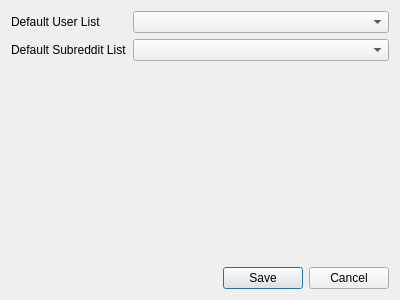
Before: the Qt Designer form settings.ui in NSchrading/redditDataExtractor, drawn with Qt 5.
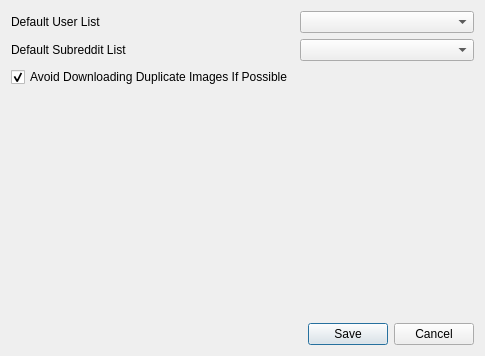
After: the same form once the commit is applied.

```diff
--- a/settings.ui
+++ b/settings.ui
@@ -6,8 +6,8 @@
    <rect>
     <x>0</x>
     <y>0</y>
-    <width>400</width>
-    <height>300</height>
+    <width>485</width>
+    <height>356</height>
    </rect>
   </property>
   <property name="windowTitle">
@@ -45,6 +45,16 @@
      <item row="1" column="1">
       <widget class="QComboBox" name="defaultSubredditListComboBox"/>
      </item>
+     <item row="2" column="0">
+      <widget class="QCheckBox" name="avoidDuplCheckBox">
+       <property name="text">
+        <string>Avoid Downloading Duplicate Images If Possible</string>
+       </property>
+       <property name="checked">
+        <bool>true</bool>
+       </property>
+      </widget>
+     </item>
     </layout>
    </item>
    <item>
```
